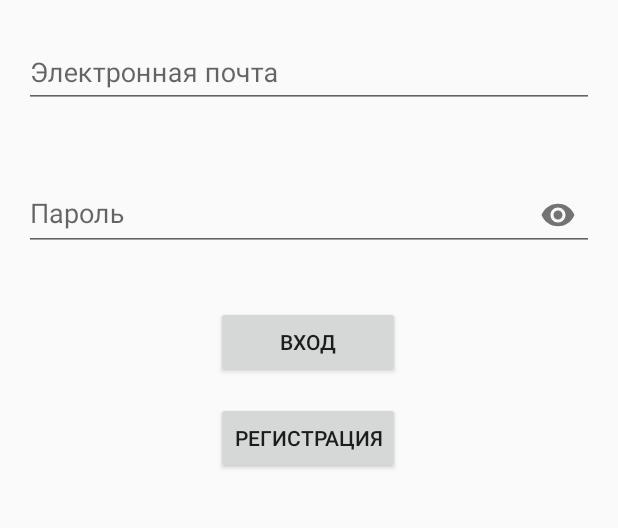
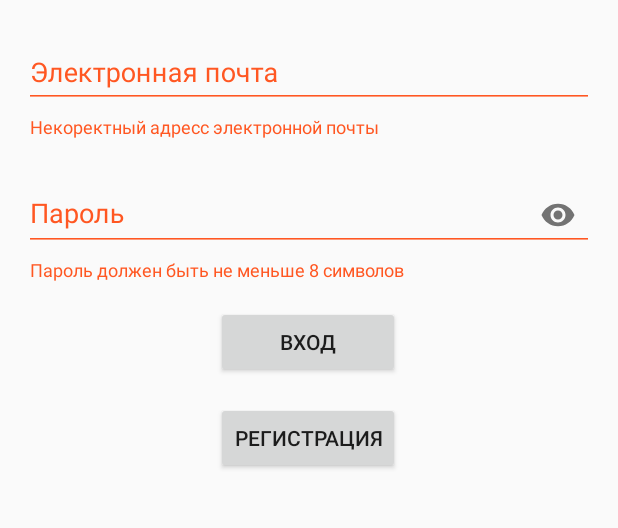
Before and after one commit to PaulXIII/Angel, an Android app: the screen it shows after launch (MainActivity), after a tap on "ВХОД", on a phone screen of 412 x 824 dp, the part 280-808 px from its top. Run offline under Robolectric (Android 15) with nearby library versions, the phone set to English and light mode, and no system bars; our stand-ins replace Firebase (no records; nobody signed in at launch, a user with empty details on screens opened directly), data binding; 1 other tap on this screen came first.

Commit message:
Added viewmodel for login screen

```diff
--- a/app/build.gradle
+++ b/app/build.gradle
@@ -3,6 +3,8 @@ apply plugin: 'com.android.application'
 apply plugin: 'kotlin-android'
 
 apply plugin: 'kotlin-android-extensions'
+
+apply plugin: 'kotlin-kapt'
 
 android {
     compileSdkVersion 29
@@ -25,6 +27,8 @@ android {
     dataBinding {
         enabled = true
     }
+
+
 }
 
 dependencies {
@@ -66,5 +70,6 @@ dependencies {
     //material design
     implementation 'com.google.android.material:material:1.2.0-alpha01'
     implementation 'com.google.firebase:firebase-auth:19.2.0'
+
 }
 apply plugin: 'com.google.gms.google-services'
--- /dev/null
+++ b/app/src/main/java/com/androidacademy/angel/login/LogInBindingUtils.kt
@@ -0,0 +1,22 @@
+package com.androidacademy.angel.login
+
+import android.widget.EditText
+import androidx.databinding.BindingAdapter
+
+@BindingAdapter("emailFocusChanged")
+fun EditText.setEmailFocusListener(item: LogInViewModel) {
+    setOnFocusChangeListener { _, focused ->
+        if(!focused){
+            item.checkEmail()
+        }
+    }
+}
+
+@BindingAdapter("passwordFocusChanged")
+fun EditText.setPasswordFocusListener(item: LogInViewModel) {
+    setOnFocusChangeListener { _, focused ->
+        if(!focused){
+            item.checkPassword()
+        }
+    }
+}
--- /dev/null
+++ b/app/src/main/java/com/androidacademy/angel/login/LogInViewModel.kt
@@ -0,0 +1,60 @@
+package com.androidacademy.angel.login
+
+import androidx.lifecycle.LiveData
+import androidx.lifecycle.MutableLiveData
+import androidx.lifecycle.ViewModel
+import com.androidacademy.angel.network.Repository
+
+class LogInViewModel: ViewModel(){
+    val email: MutableLiveData<String> = MutableLiveData()
+    val password: MutableLiveData<String> = MutableLiveData()
+
+    private val _emailIsValid: MutableLiveData<Boolean> = MutableLiveData()
+    private val _passwordIsValid: MutableLiveData<Boolean> = MutableLiveData()
+
+    val emailIsValid: LiveData<Boolean>
+    get() = _emailIsValid
+
+    val passwordIsValid: LiveData<Boolean>
+    get() = _passwordIsValid
+
+    fun checkEmail(){
+        _emailIsValid.value = email.value?.contains("@") ?: false
+    }
+
+    fun checkPassword(){
+        _passwordIsValid.value = password.value?.length ?: 0 >= 8
+    }
+
+    fun logIn(){
+        checkEmail()
+        checkPassword()
+        if(_emailIsValid.value == true && _passwordIsValid.value == true){
+            Repository.signIn(email.value ?: "", password.value ?: ""){
+                isSuccessful ->  completionListener(isSuccessful)
+            }
+        }
+    }
+
+    private val _registrationEvent: MutableLiveData<Boolean> = MutableLiveData()
+    val registationEvent: LiveData<Boolean>
+    get() = _registrationEvent
+
+    fun moveToRegistration(){
+        _registrationEvent.value = true
+    }
+
+    fun resetEvent(){
+        _registrationEvent.value = false
+    }
+
+
+    private val _logInEvent: MutableLiveData<Boolean> = MutableLiveData()
+    val logInEvent: LiveData<Boolean>
+    get() = _logInEvent
+
+    private fun completionListener(result: Boolean){
+        _logInEvent.value = result
+    }
+
+}
--- a/app/src/main/java/com/androidacademy/angel/login/LoginFragment.kt
+++ b/app/src/main/java/com/androidacademy/angel/login/LoginFragment.kt
@@ -5,9 +5,14 @@ import android.util.Log
 import android.view.LayoutInflater
 import android.view.View
 import android.view.ViewGroup
+import android.widget.Toast
+import androidx.databinding.DataBindingUtil
 import androidx.fragment.app.Fragment
+import androidx.lifecycle.Observer
+import androidx.lifecycle.ViewModelProviders
 import com.androidacademy.angel.MainActivity
 import com.androidacademy.angel.R
+import com.androidacademy.angel.databinding.LoginFragmentBinding
 import com.androidacademy.angel.network.Repository
 import com.androidacademy.angel.prefs
 import kotlinx.android.synthetic.main.login_fragment.view.*
@@ -18,21 +23,60 @@ class LoginFragment: Fragment() {
         container: ViewGroup?,
         savedInstanceState: Bundle?
     ): View? {
-        val view = inflater.inflate(R.layout.login_fragment, container, false)
+        val binding:LoginFragmentBinding =
+            DataBindingUtil.inflate(inflater, R.layout.login_fragment, container, false)
+
+        val viewModel = ViewModelProviders.of(this).get(LogInViewModel::class.java)
+        binding.viewModel = viewModel
+        binding.lifecycleOwner = this
 
 
-        view.registration.setOnClickListener {
-            (activity as MainActivity).globalViewModel.openRegistration()
-        }
+        viewModel.registationEvent.observe(this, Observer {event ->
+            if(event){
+                (activity as MainActivity).globalViewModel.openRegistration()
+                viewModel.resetEvent()
+            }
 
-        view.log_in.setOnClickListener {
-            Repository.signIn(view.email.text.toString(), view.password.text.toString()){
-                isSuccessful -> Log.d("WTF", "$isSuccessful")
+        })
 
+        viewModel.logInEvent.observe(this, Observer {isSuccess ->
+            var string = ""
+            if(isSuccess){
+                string = "Успех"
+            }else{
+                string = getString(R.string.log_in_error)
             }
-        }
+            Toast.makeText(activity, string, Toast.LENGTH_LONG).show()
+
+        })
+
+        viewModel.emailIsValid.observe(this, Observer {isValid ->
+            if(isValid){
+                binding.emailLayout.isErrorEnabled = false
+            } else {
+                binding.emailLayout.error = getString(R.string.wrong_email)
+            }
+
+        })
+
+        viewModel.passwordIsValid.observe(this, Observer {isValid ->
+            if(isValid){
+                binding.passwordLayout.isErrorEnabled = false
+            }else{
+                binding.passwordLayout.error  = getString(R.string.short_password)
+            }
+
+        })
 
 
-        return view
+//        view.log_in.setOnClickListener {
+//            Repository.signIn(view.email.text.toString(), view.password.text.toString()){
+//                isSuccessful -> Log.d("WTF", "$isSuccessful")
+//
+//            }
+//        }
+
+
+        return binding.root
     }
 }
--- a/app/src/main/java/com/androidacademy/angel/network/Repository.kt
+++ b/app/src/main/java/com/androidacademy/angel/network/Repository.kt
@@ -74,6 +74,11 @@ object Repository {
         }
     }
 
+    fun signOut(){
+        mAuth.signOut()
+        prefs.idClient = null
+    }
+
 
 
 }
--- a/app/src/main/res/layout/login_fragment.xml
+++ b/app/src/main/res/layout/login_fragment.xml
@@ -1,8 +1,15 @@
 <?xml version="1.0" encoding="utf-8"?>
+<layout xmlns:android="http://schemas.android.com/apk/res/android"
+    xmlns:app="http://schemas.android.com/apk/res-auto"
+    xmlns:tools="http://schemas.android.com/tools">
+
+    <data>
+        <variable
+            name="viewModel"
+            type="com.androidacademy.angel.login.LogInViewModel" />
+    </data>
+
     <FrameLayout
-    xmlns:android="http://schemas.android.com/apk/res/android"
-    xmlns:app="http://schemas.android.com/apk/res-auto"
-    xmlns:tools="http://schemas.android.com/tools"
         android:layout_width="match_parent"
         android:layout_height="match_parent"
         android:orientation="vertical"
@@ -24,6 +31,7 @@
                     android:layout_marginTop="16dp"
                     android:layout_marginBottom="16dp"
                     android:text="@string/registration"
+                    android:onClick="@{() -> viewModel.moveToRegistration()}"
                     app:layout_constraintBottom_toBottomOf="parent"
                     app:layout_constraintEnd_toEndOf="parent"
                     app:layout_constraintHorizontal_bias="0.498"
@@ -66,6 +74,8 @@
                         android:id="@+id/email"
                         android:layout_width="match_parent"
                         android:layout_height="wrap_content"
+                        android:text="@={viewModel.email}"
+                        app:emailFocusChanged="@{viewModel}"
                         android:hint="@string/email" />
                 </com.google.android.material.textfield.TextInputLayout>
 
@@ -87,7 +97,9 @@
                         android:layout_width="match_parent"
                         android:layout_height="wrap_content"
                         android:hint="@string/password"
-                    android:inputType="textPassword"/>
+                        app:passwordFocusChanged="@{viewModel}"
+                        android:text="@={viewModel.password}"
+                        android:inputType="textPassword" />
                 </com.google.android.material.textfield.TextInputLayout>
 
                 <Button
@@ -96,6 +108,7 @@
                     android:layout_height="wrap_content"
                     android:layout_marginTop="16dp"
                     android:text="@string/log_in"
+                    android:onClick="@{() -> viewModel.logIn()}"
                     app:layout_constraintEnd_toEndOf="@+id/registration"
                     app:layout_constraintStart_toStartOf="@+id/registration"
                     app:layout_constraintTop_toBottomOf="@+id/passwordLayout" />
@@ -103,3 +116,4 @@
             </androidx.constraintlayout.widget.ConstraintLayout>
         </ScrollView>
     </FrameLayout>
+</layout>
--- a/app/src/main/res/values/strings.xml
+++ b/app/src/main/res/values/strings.xml
@@ -12,4 +12,7 @@
     <string name="registration_in_sys">Регистрация в системе</string>
     <string name="confirm_password">Подтвердить пароль</string>
     <string name="log_up">Зарегистрироваться</string>
+    <string name="wrong_email">Некоректный адресс электронной почты</string>
+    <string name="short_password">Пароль должен быть не меньше 8 символов</string>
+    <string name="log_in_error">Ошибка входа</string>
 </resources>
```
Lines whose indentation alone changed are shown as unchanged.
